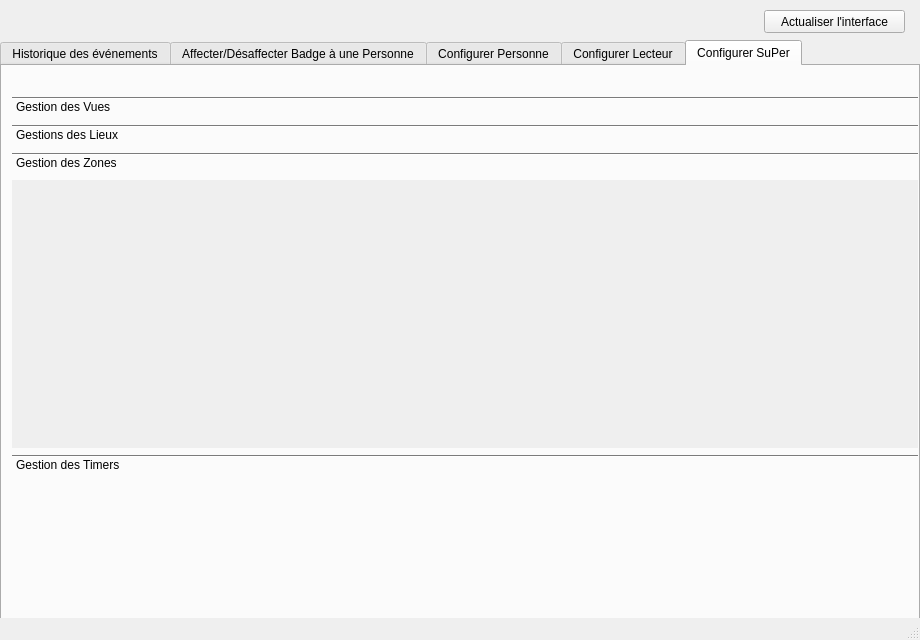
Old version of the form 31-Configurer/cme_badge/SuPer_SCHERER_backend/configurer.ui in the repository NicolasScherer/ProjetSuPer.
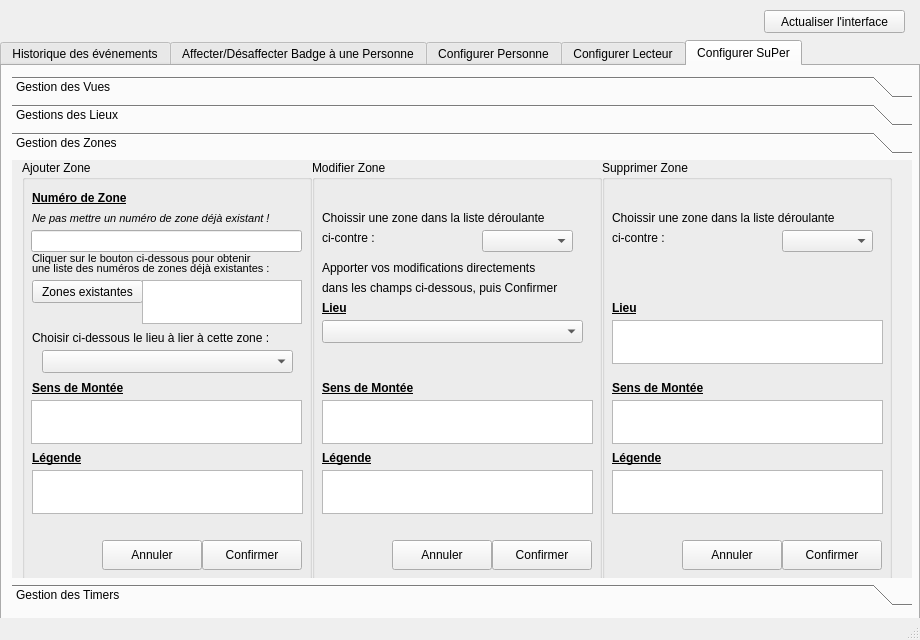
New version of the form. The open tabs and pages were chosen to show the change. Icons and pictures are not drawn.

Commit message: ->config super ihm (très long !!) ->début de code vue existante

The edit to the form file:
```diff
--- a/31-Configurer/cme_badge/SuPer_SCHERER_backend/configurer.ui
+++ b/31-Configurer/cme_badge/SuPer_SCHERER_backend/configurer.ui
@@ -2,6 +2,9 @@
 <ui version="4.0">
  <class>Configurer</class>
  <widget class="QMainWindow" name="Configurer">
+  <property name="enabled">
+   <bool>true</bool>
+  </property>
   <property name="geometry">
    <rect>
     <x>0</x>
@@ -1314,9 +1317,9 @@
       <property name="geometry">
        <rect>
         <x>10</x>
-        <y>30</y>
-        <width>970</width>
-        <height>380</height>
+        <y>10</y>
+        <width>900</width>
+        <height>530</height>
        </rect>
       </property>
       <property name="currentIndex">
@@ -1353,13 +1356,704 @@
         <rect>
          <x>0</x>
          <y>0</y>
-         <width>100</width>
-         <height>30</height>
+         <width>890</width>
+         <height>416</height>
         </rect>
        </property>
        <attribute name="label">
         <string>Gestion des Zones</string>
        </attribute>
+       <widget class="QGroupBox" name="gbAjouterZone">
+        <property name="enabled">
+         <bool>true</bool>
+        </property>
+        <property name="geometry">
+         <rect>
+          <x>10</x>
+          <y>0</y>
+          <width>290</width>
+          <height>420</height>
+         </rect>
+        </property>
+        <property name="title">
+         <string>Ajouter Zone</string>
+        </property>
+        <widget class="QLabel" name="label_73">
+         <property name="geometry">
+          <rect>
+           <x>10</x>
+           <y>30</y>
+           <width>121</width>
+           <height>16</height>
+          </rect>
+         </property>
+         <property name="font">
+          <font>
+           <weight>75</weight>
+           <bold>true</bold>
+           <underline>true</underline>
+          </font>
+         </property>
+         <property name="text">
+          <string>Numéro de Zone</string>
+         </property>
+        </widget>
+        <widget class="QLineEdit" name="lEditNumVueAdd_2">
+         <property name="geometry">
+          <rect>
+           <x>9</x>
+           <y>70</y>
+           <width>271</width>
+           <height>22</height>
+          </rect>
+         </property>
+        </widget>
+        <widget class="QLabel" name="label_78">
+         <property name="geometry">
+          <rect>
+           <x>10</x>
+           <y>90</y>
+           <width>251</width>
+           <height>16</height>
+          </rect>
+         </property>
+         <property name="font">
+          <font>
+           <pointsize>8</pointsize>
+          </font>
+         </property>
+         <property name="text">
+          <string>Cliquer sur le bouton ci-dessous pour obtenir</string>
+         </property>
+        </widget>
+        <widget class="QLabel" name="label_79">
+         <property name="geometry">
+          <rect>
+           <x>10</x>
+           <y>100</y>
+           <width>271</width>
+           <height>16</height>
+          </rect>
+         </property>
+         <property name="font">
+          <font>
+           <pointsize>8</pointsize>
+          </font>
+         </property>
+         <property name="text">
+          <string>une liste des numéros de zones déjà existantes :</string>
+         </property>
+        </widget>
+        <widget class="QPushButton" name="btVueExistante_2">
+         <property name="geometry">
+          <rect>
+           <x>10</x>
+           <y>120</y>
+           <width>111</width>
+           <height>23</height>
+          </rect>
+         </property>
+         <property name="text">
+          <string>Zones existantes</string>
+         </property>
+        </widget>
+        <widget class="QTextEdit" name="txtVueExiste_2">
+         <property name="geometry">
+          <rect>
+           <x>120</x>
+           <y>120</y>
+           <width>160</width>
+           <height>44</height>
+          </rect>
+         </property>
+         <property name="cursor" stdset="0">
+          <cursorShape>ForbiddenCursor</cursorShape>
+         </property>
+         <property name="mouseTracking">
+          <bool>false</bool>
+         </property>
+         <property name="textInteractionFlags">
+          <set>Qt::TextSelectableByMouse</set>
+         </property>
+        </widget>
+        <widget class="QLabel" name="label_80">
+         <property name="geometry">
+          <rect>
+           <x>10</x>
+           <y>50</y>
+           <width>281</width>
+           <height>16</height>
+          </rect>
+         </property>
+         <property name="font">
+          <font>
+           <pointsize>8</pointsize>
+           <italic>true</italic>
+          </font>
+         </property>
+         <property name="text">
+          <string>Ne pas mettre un numéro de zone déjà existant !</string>
+         </property>
+        </widget>
+        <widget class="QLabel" name="label_87">
+         <property name="geometry">
+          <rect>
+           <x>10</x>
+           <y>220</y>
+           <width>111</width>
+           <height>16</height>
+          </rect>
+         </property>
+         <property name="font">
+          <font>
+           <weight>75</weight>
+           <bold>true</bold>
+           <underline>true</underline>
+          </font>
+         </property>
+         <property name="text">
+          <string>Sens de Montée</string>
+         </property>
+        </widget>
+        <widget class="QTextEdit" name="txtVueLegendeAdd_2">
+         <property name="geometry">
+          <rect>
+           <x>9</x>
+           <y>240</y>
+           <width>271</width>
+           <height>44</height>
+          </rect>
+         </property>
+        </widget>
+        <widget class="QLabel" name="label_89">
+         <property name="geometry">
+          <rect>
+           <x>10</x>
+           <y>290</y>
+           <width>61</width>
+           <height>16</height>
+          </rect>
+         </property>
+         <property name="font">
+          <font>
+           <weight>75</weight>
+           <bold>true</bold>
+           <underline>true</underline>
+          </font>
+         </property>
+         <property name="text">
+          <string>Légende</string>
+         </property>
+        </widget>
+        <widget class="QTextEdit" name="txtVueImageAdd_2">
+         <property name="geometry">
+          <rect>
+           <x>10</x>
+           <y>310</y>
+           <width>271</width>
+           <height>44</height>
+          </rect>
+         </property>
+        </widget>
+        <widget class="QPushButton" name="btAnnulerLierMod_8">
+         <property name="geometry">
+          <rect>
+           <x>80</x>
+           <y>380</y>
+           <width>100</width>
+           <height>30</height>
+          </rect>
+         </property>
+         <property name="text">
+          <string>Annuler</string>
+         </property>
+         <property name="icon">
+          <iconset>
+           <normaloff>../ressources/ButtonClose.png</normaloff>../ressources/ButtonClose.png</iconset>
+         </property>
+        </widget>
+        <widget class="QPushButton" name="btOkLierMod_8">
+         <property name="geometry">
+          <rect>
+           <x>180</x>
+           <y>380</y>
+           <width>100</width>
+           <height>30</height>
+          </rect>
+         </property>
+         <property name="text">
+          <string>Confirmer</string>
+         </property>
+         <property name="icon">
+          <iconset>
+           <normaloff>../ressources/bt_ok.png</normaloff>../ressources/bt_ok.png</iconset>
+         </property>
+        </widget>
+        <widget class="QLabel" name="label_92">
+         <property name="geometry">
+          <rect>
+           <x>230</x>
+           <y>0</y>
+           <width>51</width>
+           <height>51</height>
+          </rect>
+         </property>
+         <property name="text">
+          <string/>
+         </property>
+         <property name="pixmap">
+          <pixmap>../ressources/new.png</pixmap>
+         </property>
+        </widget>
+        <widget class="QLabel" name="label_107">
+         <property name="geometry">
+          <rect>
+           <x>10</x>
+           <y>170</y>
+           <width>321</width>
+           <height>16</height>
+          </rect>
+         </property>
+         <property name="text">
+          <string>Choisir ci-dessous le lieu à lier à cette zone :</string>
+         </property>
+        </widget>
+        <widget class="QComboBox" name="comboBox">
+         <property name="geometry">
+          <rect>
+           <x>20</x>
+           <y>190</y>
+           <width>251</width>
+           <height>23</height>
+          </rect>
+         </property>
+        </widget>
+       </widget>
+       <widget class="QGroupBox" name="gbModifierZone">
+        <property name="geometry">
+         <rect>
+          <x>300</x>
+          <y>0</y>
+          <width>290</width>
+          <height>420</height>
+         </rect>
+        </property>
+        <property name="title">
+         <string>Modifier Zone</string>
+        </property>
+        <widget class="QLabel" name="label_93">
+         <property name="geometry">
+          <rect>
+           <x>10</x>
+           <y>50</y>
+           <width>261</width>
+           <height>16</height>
+          </rect>
+         </property>
+         <property name="text">
+          <string>Choissir une zone dans la liste déroulante</string>
+         </property>
+        </widget>
+        <widget class="QComboBox" name="cBoxVue_2">
+         <property name="geometry">
+          <rect>
+           <x>170</x>
+           <y>70</y>
+           <width>91</width>
+           <height>22</height>
+          </rect>
+         </property>
+        </widget>
+        <widget class="QLabel" name="label_94">
+         <property name="geometry">
+          <rect>
+           <x>10</x>
+           <y>70</y>
+           <width>71</width>
+           <height>16</height>
+          </rect>
+         </property>
+         <property name="text">
+          <string>ci-contre :</string>
+         </property>
+        </widget>
+        <widget class="QLabel" name="label_95">
+         <property name="geometry">
+          <rect>
+           <x>10</x>
+           <y>220</y>
+           <width>121</width>
+           <height>16</height>
+          </rect>
+         </property>
+         <property name="font">
+          <font>
+           <weight>75</weight>
+           <bold>true</bold>
+           <underline>true</underline>
+          </font>
+         </property>
+         <property name="text">
+          <string>Sens de Montée</string>
+         </property>
+        </widget>
+        <widget class="QLabel" name="label_96">
+         <property name="geometry">
+          <rect>
+           <x>10</x>
+           <y>290</y>
+           <width>61</width>
+           <height>16</height>
+          </rect>
+         </property>
+         <property name="font">
+          <font>
+           <weight>75</weight>
+           <bold>true</bold>
+           <underline>true</underline>
+          </font>
+         </property>
+         <property name="text">
+          <string>Légende</string>
+         </property>
+        </widget>
+        <widget class="QTextEdit" name="txtVueLegendeMod_2">
+         <property name="geometry">
+          <rect>
+           <x>10</x>
+           <y>240</y>
+           <width>271</width>
+           <height>44</height>
+          </rect>
+         </property>
+        </widget>
+        <widget class="QTextEdit" name="txtVueImageMod_2">
+         <property name="geometry">
+          <rect>
+           <x>10</x>
+           <y>310</y>
+           <width>271</width>
+           <height>44</height>
+          </rect>
+         </property>
+        </widget>
+        <widget class="QLabel" name="label_99">
+         <property name="geometry">
+          <rect>
+           <x>10</x>
+           <y>100</y>
+           <width>261</width>
+           <height>16</height>
+          </rect>
+         </property>
+         <property name="font">
+          <font>
+           <weight>50</weight>
+           <bold>false</bold>
+          </font>
+         </property>
+         <property name="text">
+          <string>Apporter vos modifications directements</string>
+         </property>
+        </widget>
+        <widget class="QLabel" name="label_100">
+         <property name="geometry">
+          <rect>
+           <x>10</x>
+           <y>120</y>
+           <width>271</width>
+           <height>16</height>
+          </rect>
+         </property>
+         <property name="text">
+          <string>dans les champs ci-dessous, puis Confirmer</string>
+         </property>
+        </widget>
+        <widget class="QPushButton" name="btAnnulerLierMod_9">
+         <property name="geometry">
+          <rect>
+           <x>80</x>
+           <y>380</y>
+           <width>100</width>
+           <height>30</height>
+          </rect>
+         </property>
+         <property name="text">
+          <string>Annuler</string>
+         </property>
+         <property name="icon">
+          <iconset>
+           <normaloff>../ressources/ButtonClose.png</normaloff>../ressources/ButtonClose.png</iconset>
+         </property>
+        </widget>
+        <widget class="QPushButton" name="btOkLierMod_9">
+         <property name="geometry">
+          <rect>
+           <x>180</x>
+           <y>380</y>
+           <width>100</width>
+           <height>30</height>
+          </rect>
+         </property>
+         <property name="text">
+          <string>Confirmer</string>
+         </property>
+         <property name="icon">
+          <iconset>
+           <normaloff>../ressources/bt_ok.png</normaloff>../ressources/bt_ok.png</iconset>
+         </property>
+        </widget>
+        <widget class="QLabel" name="label_101">
+         <property name="geometry">
+          <rect>
+           <x>230</x>
+           <y>2</y>
+           <width>51</width>
+           <height>51</height>
+          </rect>
+         </property>
+         <property name="text">
+          <string/>
+         </property>
+         <property name="pixmap">
+          <pixmap>../ressources/modifier.png</pixmap>
+         </property>
+        </widget>
+        <widget class="QLabel" name="label_108">
+         <property name="geometry">
+          <rect>
+           <x>10</x>
+           <y>140</y>
+           <width>111</width>
+           <height>16</height>
+          </rect>
+         </property>
+         <property name="font">
+          <font>
+           <weight>75</weight>
+           <bold>true</bold>
+           <underline>true</underline>
+          </font>
+         </property>
+         <property name="text">
+          <string>Lieu</string>
+         </property>
+        </widget>
+        <widget class="QComboBox" name="comboBox_2">
+         <property name="geometry">
+          <rect>
+           <x>10</x>
+           <y>160</y>
+           <width>261</width>
+           <height>23</height>
+          </rect>
+         </property>
+        </widget>
+       </widget>
+       <widget class="QGroupBox" name="gbSupprimerZone">
+        <property name="geometry">
+         <rect>
+          <x>590</x>
+          <y>0</y>
+          <width>290</width>
+          <height>420</height>
+         </rect>
+        </property>
+        <property name="title">
+         <string>Supprimer Zone</string>
+        </property>
+        <widget class="QLabel" name="label_102">
+         <property name="geometry">
+          <rect>
+           <x>10</x>
+           <y>50</y>
+           <width>261</width>
+           <height>16</height>
+          </rect>
+         </property>
+         <property name="text">
+          <string>Choissir une zone dans la liste déroulante</string>
+         </property>
+        </widget>
+        <widget class="QLabel" name="label_103">
+         <property name="geometry">
+          <rect>
+           <x>10</x>
+           <y>70</y>
+           <width>71</width>
+           <height>16</height>
+          </rect>
+         </property>
+         <property name="text">
+          <string>ci-contre :</string>
+         </property>
+        </widget>
+        <widget class="QComboBox" name="cBoxVue2_2">
+         <property name="geometry">
+          <rect>
+           <x>180</x>
+           <y>70</y>
+           <width>91</width>
+           <height>22</height>
+          </rect>
+         </property>
+        </widget>
+        <widget class="QLabel" name="label_104">
+         <property name="geometry">
+          <rect>
+           <x>10</x>
+           <y>220</y>
+           <width>111</width>
+           <height>16</height>
+          </rect>
+         </property>
+         <property name="font">
+          <font>
+           <weight>75</weight>
+           <bold>true</bold>
+           <underline>true</underline>
+          </font>
+         </property>
+         <property name="text">
+          <string>Sens de Montée</string>
+         </property>
+        </widget>
+        <widget class="QTextEdit" name="txtVueLegendeSupp_2">
+         <property name="geometry">
+          <rect>
+           <x>10</x>
+           <y>240</y>
+           <width>271</width>
+           <height>44</height>
+          </rect>
+         </property>
+         <property name="cursor" stdset="0">
+          <cursorShape>ForbiddenCursor</cursorShape>
+         </property>
+         <property name="textInteractionFlags">
+          <set>Qt::TextSelectableByMouse</set>
+         </property>
+        </widget>
+        <widget class="QLabel" name="label_105">
+         <property name="geometry">
+          <rect>
+           <x>10</x>
+           <y>290</y>
+           <width>61</width>
+           <height>16</height>
+          </rect>
+         </property>
+         <property name="font">
+          <font>
+           <weight>75</weight>
+           <bold>true</bold>
+           <underline>true</underline>
+          </font>
+         </property>
+         <property name="text">
+          <string>Légende</string>
+         </property>
+        </widget>
+        <widget class="QTextEdit" name="txtVueImageSupp_2">
+         <property name="geometry">
+          <rect>
+           <x>10</x>
+           <y>310</y>
+           <width>271</width>
+           <height>44</height>
+          </rect>
+         </property>
+         <property name="cursor" stdset="0">
+          <cursorShape>ForbiddenCursor</cursorShape>
+         </property>
+         <property name="textInteractionFlags">
+          <set>Qt::TextSelectableByMouse</set>
+         </property>
+        </widget>
+        <widget class="QPushButton" name="btAnnulerLierMod_10">
+         <property name="geometry">
+          <rect>
+           <x>80</x>
+           <y>380</y>
+           <width>100</width>
+           <height>30</height>
+          </rect>
+         </property>
+         <property name="text">
+          <string>Annuler</string>
+         </property>
+         <property name="icon">
+          <iconset>
+           <normaloff>../ressources/ButtonClose.png</normaloff>../ressources/ButtonClose.png</iconset>
+         </property>
+        </widget>
+        <widget class="QPushButton" name="btOkLierMod_10">
+         <property name="geometry">
+          <rect>
+           <x>180</x>
+           <y>380</y>
+           <width>100</width>
+           <height>30</height>
+          </rect>
+         </property>
+         <property name="text">
+          <string>Confirmer</string>
+         </property>
+         <property name="icon">
+          <iconset>
+           <normaloff>../ressources/bt_ok.png</normaloff>../ressources/bt_ok.png</iconset>
+         </property>
+        </widget>
+        <widget class="QLabel" name="label_106">
+         <property name="geometry">
+          <rect>
+           <x>230</x>
+           <y>0</y>
+           <width>51</width>
+           <height>51</height>
+          </rect>
+         </property>
+         <property name="text">
+          <string/>
+         </property>
+         <property name="pixmap">
+          <pixmap>../ressources/supprimer.png</pixmap>
+         </property>
+        </widget>
+        <widget class="QTextEdit" name="txtVueLegendeMod_4">
+         <property name="geometry">
+          <rect>
+           <x>10</x>
+           <y>160</y>
+           <width>271</width>
+           <height>44</height>
+          </rect>
+         </property>
+         <property name="readOnly">
+          <bool>true</bool>
+         </property>
+        </widget>
+        <widget class="QLabel" name="label_109">
+         <property name="geometry">
+          <rect>
+           <x>10</x>
+           <y>140</y>
+           <width>111</width>
+           <height>16</height>
+          </rect>
+         </property>
+         <property name="font">
+          <font>
+           <weight>75</weight>
+           <bold>true</bold>
+           <underline>true</underline>
+          </font>
+         </property>
+         <property name="text">
+          <string>Lieu</string>
+         </property>
+        </widget>
+       </widget>
       </widget>
       <widget class="QWidget" name="page_13">
        <property name="geometry">
```
Left out of the diff: 2528 changed lines with no effect on the pictures. The commit also changes 4 other files.
